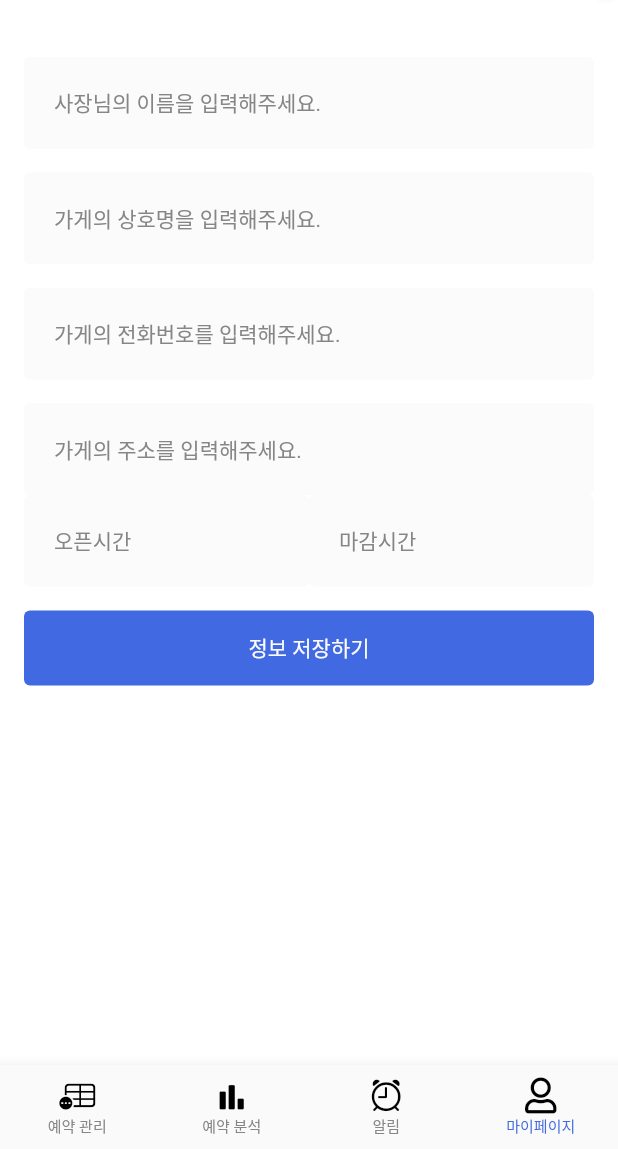
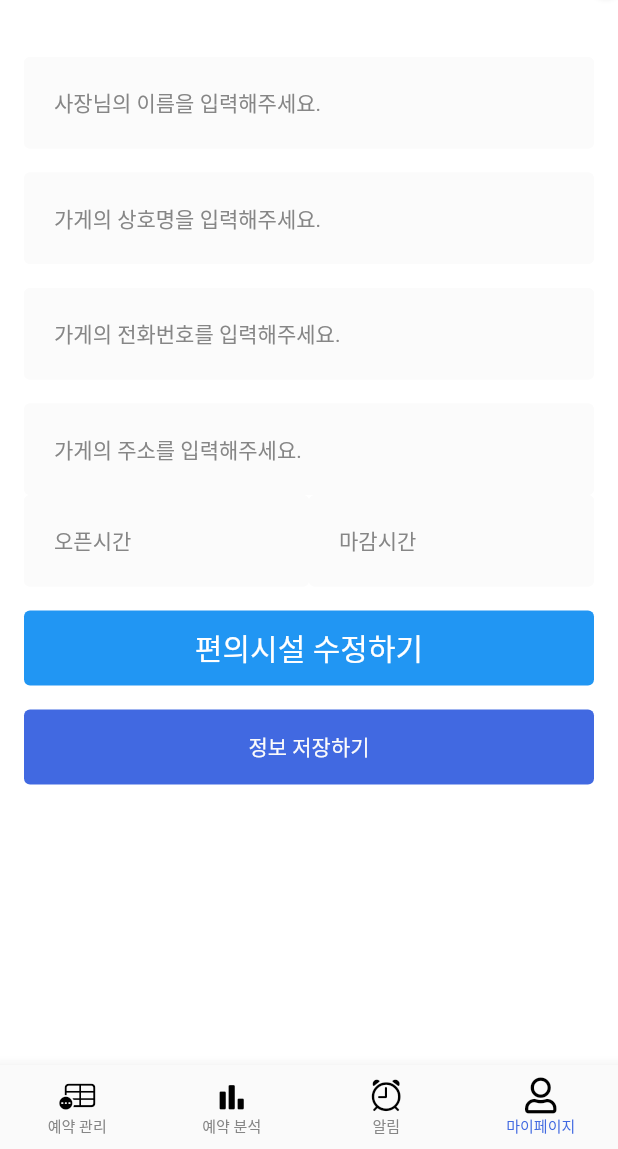
Before and after one commit to tlswodn205/mubwara, a Flutter app: the ShopMain screen opened directly, item 4 of the bottom bar chosen, on a phone screen of 412 x 824 dp, the part 87-1236 px from its top. Run offline on Flutter 3.47's test engine with Material 2 defaults, Android fonts, the light colour scheme and no system bars; drawn by our look-alikes of badges; our stand-ins replace carousel_slider, firebase_core, flutter_riverpod, font_awesome_flutter, geolocator, get and 4 more; missing offline and left inert: remedi_kopo; accounts and stored records are empty.

Commit message:
편의시설 체크아웃 완료

```diff
--- a/lib/views/page/map_page/map_page.dart
+++ b/lib/views/page/map_page/map_page.dart
@@ -15,8 +15,8 @@ class _HomeScreenState extends State<MapPage> {
 
   // latitude - 위도 , longitude - 경도
   static final LatLng companyLatLng = LatLng(
-    37.5233273,
-    126.921252,
+    35.159548442035664,
+    129.06020725100151,
   );
   static final CameraPosition initialPosition = CameraPosition(
     target: companyLatLng,
--- a/lib/views/page/shop_my_page/shop_my_page.dart
+++ b/lib/views/page/shop_my_page/shop_my_page.dart
@@ -2,6 +2,7 @@ import 'package:flutter/material.dart';
 import 'package:mubwara/views/common/components/custom_text_form_field.dart';
 import 'package:mubwara/views/common/const/color.dart';
 import 'package:mubwara/views/layout/default_layout.dart';
+import 'package:mubwara/views/page/shop_my_page/checkbox/checkbox.dart';
 
 class ShopMyPage extends StatefulWidget {
   const ShopMyPage({Key? key}) : super(key: key);
@@ -60,6 +61,12 @@ class _ShopMyPageState extends State<ShopMyPage> {
                   ],
                 ),
                 const SizedBox(height: 16.0),
+                _buildButton(
+                    buttonName: "편의시설 수정하기",
+                    buttonBackgroundColor: Colors.blue,
+                    pageName: CheckBoxListTileDemo()),
+                const SizedBox(height: 16.0),
+
                 SizedBox(
                   width: double.infinity,
                   height: 50,
@@ -81,4 +88,30 @@ class _ShopMyPageState extends State<ShopMyPage> {
       ),
     );
   }
+  Widget _buildButton(
+      {required String buttonName,
+        required Color buttonBackgroundColor,
+        required Widget pageName}) {
+    return Container(
+      width: double.infinity,
+      height: 50,
+      child: TextButton(
+        style: TextButton.styleFrom(
+          backgroundColor: buttonBackgroundColor,
+        ),
+        onPressed: () {
+          Navigator.push(
+            context,
+            MaterialPageRoute(
+              builder: (context) => pageName,
+            ),
+          );
+        },
+        child: Text(
+          "${buttonName}",
+          style: TextStyle(fontSize: 20, color: Colors.white),
+        ),
+      ),
+    );
+  }
 }
--- a/pubspec.yaml
+++ b/pubspec.yaml
@@ -83,6 +83,7 @@ flutter:
     - assets/images/review/
     - assets/images/shop/
     - assets/images/notice/
+    - assets/images/feature/
   #   - images/a_dot_ham.jpeg
 
   # An image asset can refer to one or more resolution-specific "variants", see
```
Also changed, not shown: lib/views/page/shop_my_page/checkbox/checkbox.dart (added, +76 -0 lines), lib/views/page/shop_my_page/checkbox/checkboxlist.dart (added, +56 -0 lines), assets/images/feature/24_free.png (added), assets/images/feature/disabled.png (added), assets/images/feature/dog.png (added), assets/images/feature/drink.png (added), assets/images/feature/nokids.png (added), assets/images/feature/park.png (added), assets/images/feature/rettering.png (added), assets/images/feature/smoke.png (added), pubspec.lock.
